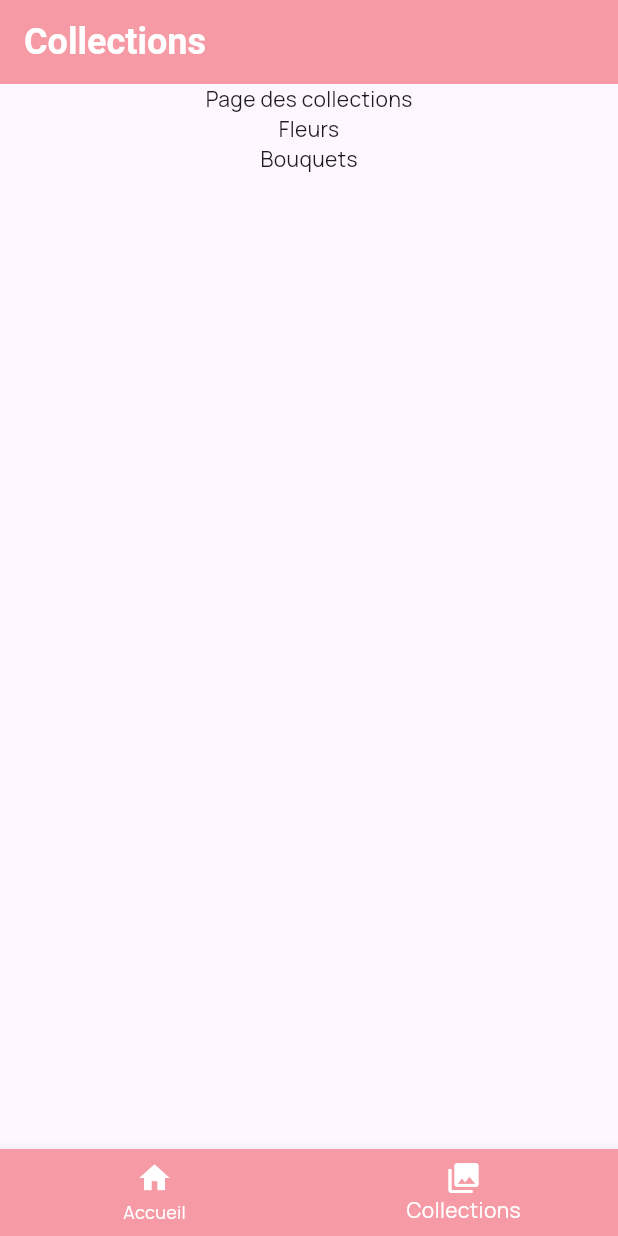
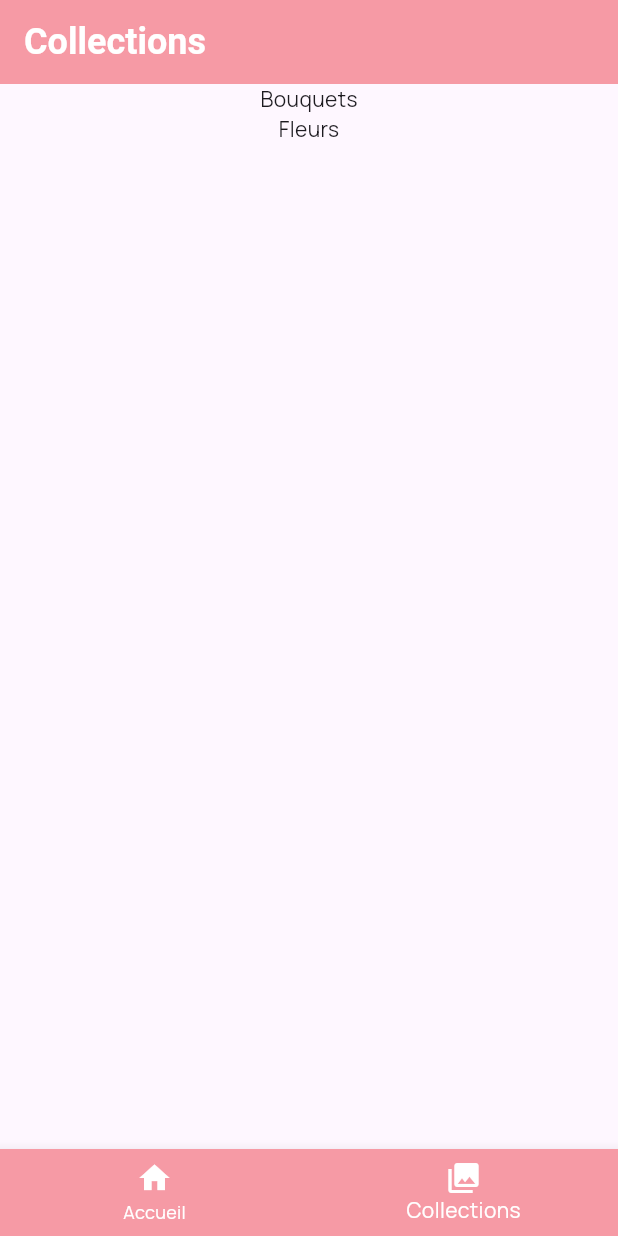
Before and after one commit to florianelouis/bouquet-blossom, a Flutter app: the MainPage screen opened directly, item 2 of the bottom bar chosen, on a phone screen of 412 x 824 dp. Run offline on Flutter 3.47's test engine with Material 3 defaults, Android fonts, the phone set to English and light mode, and no system bars; our stand-ins replace audioplayers, google_fonts.

Commit message:
Initial commit collections

```diff
--- a/lib/screen/assets/collections.dart
+++ b/lib/screen/assets/collections.dart
@@ -8,9 +8,8 @@ class CollectionsPage extends StatelessWidget {
     return const Center(
       child: Column(
         children: [
-          Text('Page des collections'),
+          Text('Bouquets'),
           Text('Fleurs'),
-          Text('Bouquets'),
         ],
       ),
     );
```
